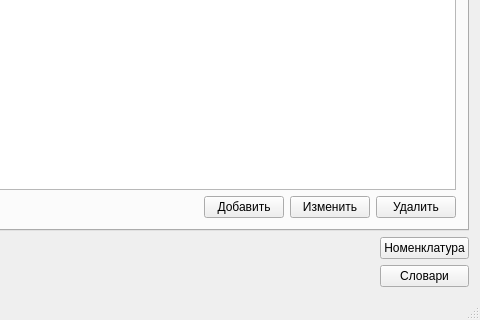
The window that mainwindow.ui (igrekus/depot) describes before a commit, drawn with Qt 5; both pictures show x 384 to 864 and y 293 to 613 of the 864 by 613 pixel window.
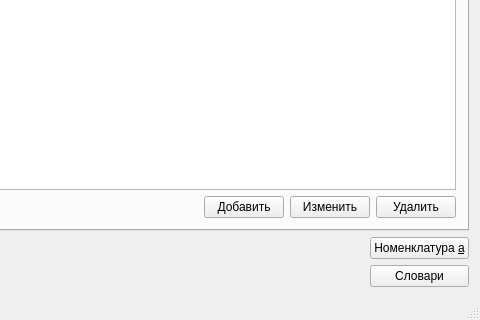
The same window after the commit.

Patch:
```diff
--- a/mainwindow.ui
+++ b/mainwindow.ui
@@ -265,7 +265,7 @@
         <item>
          <widget class="QPushButton" name="btnInventoryEditor">
           <property name="text">
-           <string>Номенклатура</string>
+           <string>Номенклатура &amp;a</string>
           </property>
          </widget>
         </item>
```
